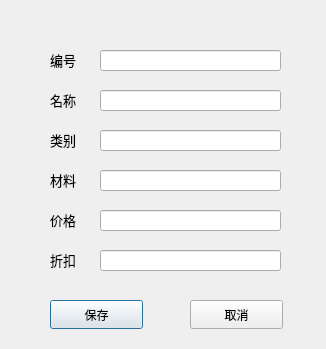
Before: the Qt Designer form restaurantManagerment/dlg_adddish.ui in friendfan1/-Salay-Management-System, drawn with Qt 5.
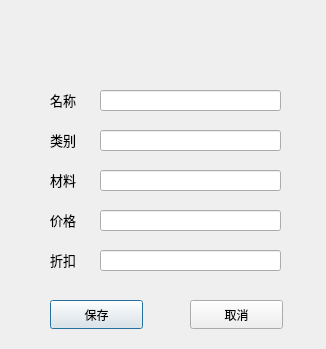
After: the same form once the commit is applied.

Diff of the .ui file:
```diff
--- a/restaurantManagerment/dlg_adddish.ui
+++ b/restaurantManagerment/dlg_adddish.ui
@@ -13,24 +13,6 @@
   <property name="windowTitle">
    <string>Dialog</string>
   </property>
-  <widget class="QLabel" name="label">
-   <property name="geometry">
-    <rect>
-     <x>50</x>
-     <y>50</y>
-     <width>69</width>
-     <height>20</height>
-    </rect>
-   </property>
-   <property name="font">
-    <font>
-     <pointsize>10</pointsize>
-    </font>
-   </property>
-   <property name="text">
-    <string>编号</string>
-   </property>
-  </widget>
   <widget class="QLabel" name="label_2">
    <property name="geometry">
     <rect>
@@ -103,16 +85,6 @@
     <string>价格</string>
    </property>
   </widget>
-  <widget class="QLineEdit" name="le_id">
-   <property name="geometry">
-    <rect>
-     <x>100</x>
-     <y>50</y>
-     <width>181</width>
-     <height>21</height>
-    </rect>
-   </property>
-  </widget>
   <widget class="QLineEdit" name="le_name">
    <property name="geometry">
     <rect>
```
